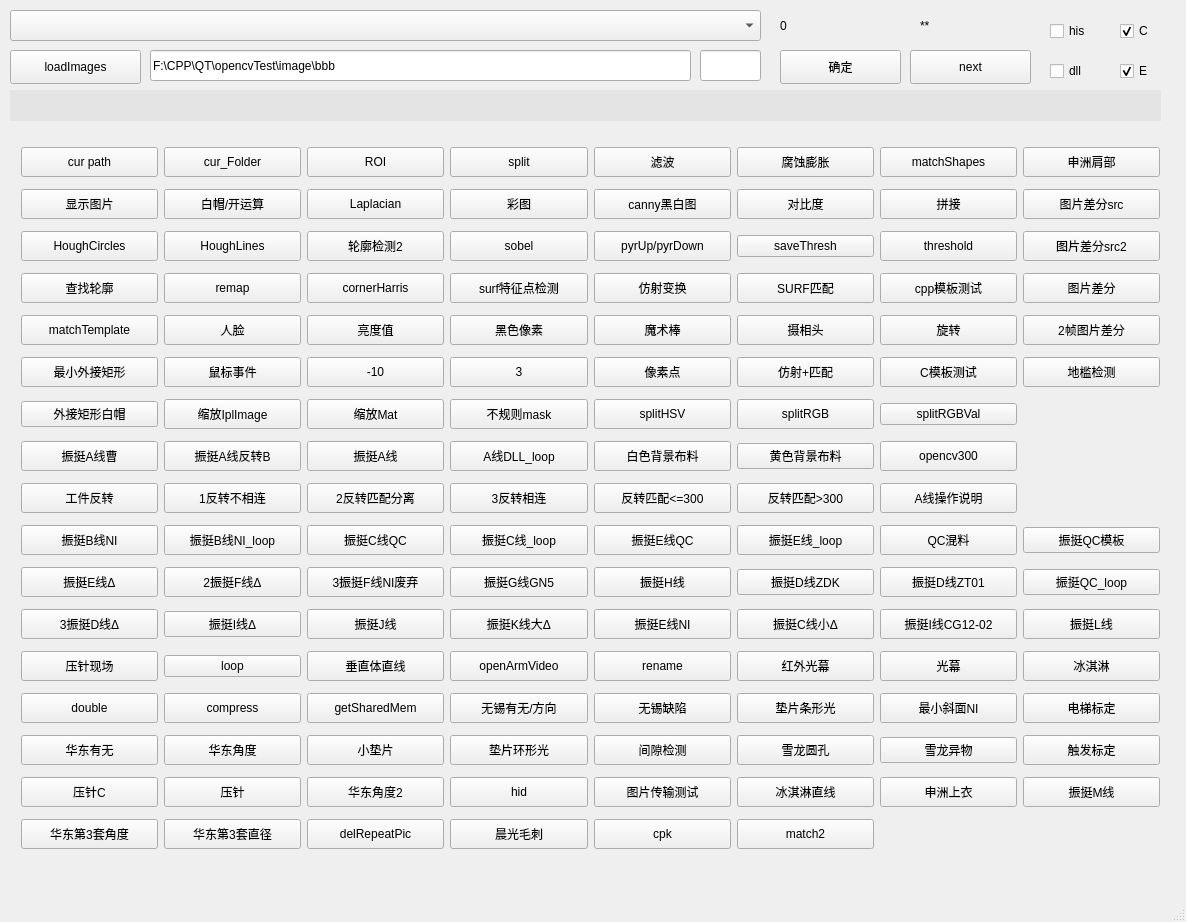
Before: the Qt Designer form opencvTest/mainwindow.ui in qq529648105/fristRepository, drawn with Qt 5.
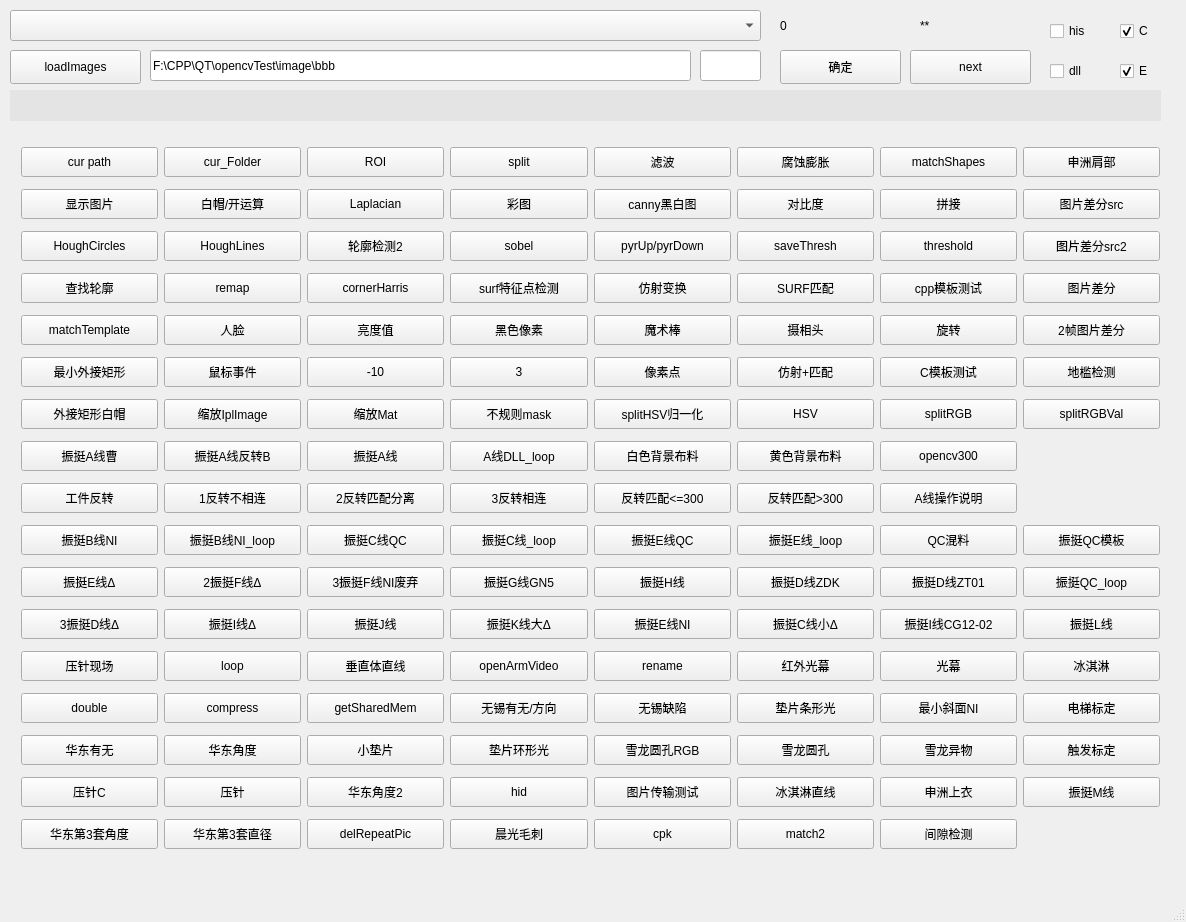
After: the same form once the commit is applied.

Diff of the .ui file:
```diff
--- a/opencvTest/mainwindow.ui
+++ b/opencvTest/mainwindow.ui
@@ -295,7 +295,7 @@
         </size>
        </property>
        <property name="text">
-        <string>splitHSV</string>
+        <string>splitHSV归一化</string>
        </property>
       </widget>
      </item>
@@ -325,13 +325,6 @@
        </property>
       </widget>
      </item>
-     <item row="8" column="6">
-      <widget class="QPushButton" name="pushButton_106">
-       <property name="text">
-        <string>splitRGBVal</string>
-       </property>
-      </widget>
-     </item>
      <item row="7" column="6">
       <widget class="QPushButton" name="pushButton_63">
        <property name="minimumSize">
@@ -371,19 +364,6 @@
        </property>
       </widget>
      </item>
-     <item row="8" column="5">
-      <widget class="QPushButton" name="pushButton_107">
-       <property name="minimumSize">
-        <size>
-         <width>0</width>
-         <height>30</height>
-        </size>
-       </property>
-       <property name="text">
-        <string>splitRGB</string>
-       </property>
-      </widget>
-     </item>
      <item row="13" column="4">
       <widget class="QPushButton" name="pushButton_88">
        <property name="minimumSize">
@@ -399,6 +379,12 @@
      </item>
      <item row="14" column="5">
       <widget class="QPushButton" name="pushButton_109">
+       <property name="minimumSize">
+        <size>
+         <width>0</width>
+         <height>30</height>
+        </size>
+       </property>
        <property name="text">
         <string>振挺D线ZDK</string>
        </property>
@@ -419,6 +405,12 @@
      </item>
      <item row="19" column="6">
       <widget class="QPushButton" name="pushButton_113">
+       <property name="minimumSize">
+        <size>
+         <width>0</width>
+         <height>30</height>
+        </size>
+       </property>
        <property name="text">
         <string>雪龙异物</string>
        </property>
@@ -608,6 +600,12 @@
      </item>
      <item row="10" column="5">
       <widget class="QPushButton" name="pushButton_103">
+       <property name="minimumSize">
+        <size>
+         <width>0</width>
+         <height>30</height>
+        </size>
+       </property>
        <property name="baseSize">
         <size>
          <width>0</width>
@@ -738,6 +736,12 @@
      </item>
      <item row="8" column="0">
       <widget class="QPushButton" name="pushButton_98">
+       <property name="minimumSize">
+        <size>
+         <width>0</width>
+         <height>30</height>
+        </size>
+       </property>
        <property name="text">
         <string>外接矩形白帽</string>
        </property>
@@ -1172,19 +1176,6 @@
        </property>
       </widget>
      </item>
-     <item row="19" column="4">
-      <widget class="QPushButton" name="pushButton_97">
-       <property name="minimumSize">
-        <size>
-         <width>0</width>
-         <height>30</height>
-        </size>
-       </property>
-       <property name="text">
-        <string>间隙检测</string>
-       </property>
-      </widget>
-     </item>
      <item row="20" column="3">
       <widget class="QPushButton" name="pushButton_66">
        <property name="minimumSize">
@@ -1239,6 +1230,12 @@
      </item>
      <item row="17" column="1">
       <widget class="QPushButton" name="pushButton_102">
+       <property name="minimumSize">
+        <size>
+         <width>0</width>
+         <height>30</height>
+        </size>
+       </property>
        <property name="baseSize">
         <size>
          <width>0</width>
@@ -1317,6 +1314,18 @@
      </item>
      <item row="2" column="5">
       <widget class="QPushButton" name="pushButton_105">
+       <property name="minimumSize">
+        <size>
+         <width>0</width>
+         <height>30</height>
+        </size>
+       </property>
+       <property name="baseSize">
+        <size>
+         <width>0</width>
+         <height>30</height>
+        </size>
+       </property>
        <property name="text">
         <string>saveThresh</string>
        </property>
@@ -1415,6 +1424,12 @@
      </item>
      <item row="13" column="7">
       <widget class="QPushButton" name="pushButton_111">
+       <property name="minimumSize">
+        <size>
+         <width>0</width>
+         <height>30</height>
+        </size>
+       </property>
        <property name="text">
         <string>振挺QC模板</string>
        </property>
@@ -1448,6 +1463,12 @@
      </item>
      <item row="16" column="1">
       <widget class="QPushButton" name="pushButton_112">
+       <property name="minimumSize">
+        <size>
+         <width>0</width>
+         <height>30</height>
+        </size>
+       </property>
        <property name="text">
         <string>振挺I线Δ</string>
        </property>
@@ -1494,6 +1515,12 @@
      </item>
      <item row="14" column="7">
       <widget class="QPushButton" name="pushButton_110">
+       <property name="minimumSize">
+        <size>
+         <width>0</width>
+         <height>30</height>
+        </size>
+       </property>
        <property name="text">
         <string>振挺QC_loop</string>
        </property>
@@ -1733,6 +1760,77 @@
        </property>
       </widget>
      </item>
+     <item row="8" column="7">
+      <widget class="QPushButton" name="pushButton_106">
+       <property name="minimumSize">
+        <size>
+         <width>0</width>
+         <height>30</height>
+        </size>
+       </property>
+       <property name="baseSize">
+        <size>
+         <width>0</width>
+         <height>0</height>
+        </size>
+       </property>
+       <property name="text">
+        <string>splitRGBVal</string>
+       </property>
+      </widget>
+     </item>
+     <item row="8" column="6">
+      <widget class="QPushButton" name="pushButton_107">
+       <property name="minimumSize">
+        <size>
+         <width>0</width>
+         <height>30</height>
+        </size>
+       </property>
+       <property name="text">
+        <string>splitRGB</string>
+       </property>
+      </widget>
+     </item>
+     <item row="8" column="5">
+      <widget class="QPushButton" name="pushButton_135">
+       <property name="minimumSize">
+        <size>
+         <width>0</width>
+         <height>30</height>
+        </size>
+       </property>
+       <property name="text">
+        <string>HSV</string>
+       </property>
+      </widget>
+     </item>
+     <item row="21" column="6">
+      <widget class="QPushButton" name="pushButton_97">
+       <property name="minimumSize">
+        <size>
+         <width>0</width>
+         <height>30</height>
+        </size>
+       </property>
+       <property name="text">
+        <string>间隙检测</string>
+       </property>
+      </widget>
+     </item>
+     <item row="19" column="4">
+      <widget class="QPushButton" name="pushButton_136">
+       <property name="minimumSize">
+        <size>
+         <width>0</width>
+         <height>30</height>
+        </size>
+       </property>
+       <property name="text">
+        <string>雪龙圆孔RGB</string>
+       </property>
+      </widget>
+     </item>
     </layout>
    </widget>
    <widget class="QPushButton" name="pushButton_29">
```
